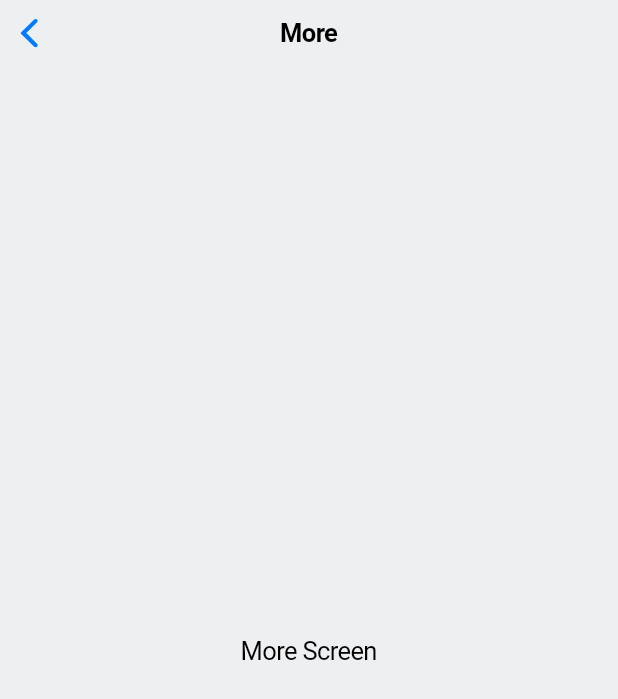
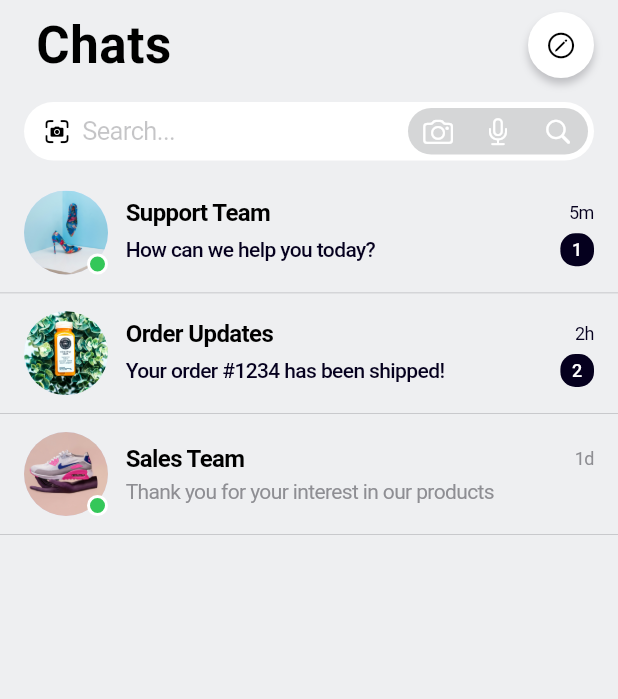
Before and after one commit to AdamsEugene/aval-mobile, a Flutter app: the MoreScreen screen opened directly, on a phone screen of 412 x 824 dp. Shown: the top 699 px of the screen. Run offline on Flutter 3.47's test engine with Material 3 defaults, Android fonts, the phone set to English and light mode, and no system bars; network calls fail.

```diff
--- a/lib/screen/more_screen.dart
+++ b/lib/screen/more_screen.dart
@@ -1,16 +1,130 @@
+// lib/screens/more_screen.dart
+import 'package:e_commerce_app/screen/chat/chat_details_screen.dart';
+import 'package:e_commerce_app/widgets/chat/chat_list_item.dart';
 import 'package:flutter/cupertino.dart';
+import 'package:e_commerce_app/models/chat_models.dart';
+import 'package:e_commerce_app/widgets/shared/main_header.dart';
+import 'package:e_commerce_app/widgets/shared/main_search_bar.dart';
 
 class MoreScreen extends StatelessWidget {
   const MoreScreen({super.key});
 
+  // Sample data - replace with your actual data source
+  static final List<ChatConversation> _conversations = [
+    ChatConversation(
+      id: '1',
+      name: 'Support Team',
+      lastMessage: 'How can we help you today?',
+      lastMessageTime: DateTime.now().subtract(const Duration(minutes: 5)),
+      avatar: 'assets/images/c.jpg',
+      isOnline: true,
+      unreadCount: 1,
+    ),
+    ChatConversation(
+      id: '2',
+      name: 'Order Updates',
+      lastMessage: 'Your order #1234 has been shipped!',
+      lastMessageTime: DateTime.now().subtract(const Duration(hours: 2)),
+      avatar: 'assets/images/d.jpg',
+      unreadCount: 2,
+    ),
+    ChatConversation(
+      id: '3',
+      name: 'Sales Team',
+      lastMessage: 'Thank you for your interest in our products',
+      lastMessageTime: DateTime.now().subtract(const Duration(days: 1)),
+      avatar: 'assets/images/a.jpg',
+      isOnline: true,
+    ),
+  ];
+
+  Widget _buildHeader(BuildContext context) {
+    return MainHeader(
+      leading: Row(
+        children: [
+          const SizedBox(width: 8),
+          Text(
+            'Chats',
+            style: CupertinoTheme.of(context).textTheme.navLargeTitleTextStyle,
+          ),
+        ],
+      ),
+      actions: [
+        HeaderAction(
+          icon: CupertinoIcons.pencil_circle,
+          onPressed: () {
+            // Handle new chat
+          },
+        ),
+      ],
+    );
+  }
+
   @override
   Widget build(BuildContext context) {
-    return const CupertinoPageScaffold(
-      navigationBar: CupertinoNavigationBar(
-        middle: Text('More'),
-      ),
-      child: Center(
-        child: Text('More Screen'),
+    return CupertinoPageScaffold(
+      backgroundColor: const Color(0xFFEEEFF1),
+      child: SafeArea(
+        child: CustomScrollView(
+          slivers: [
+            _buildHeader(context),
+            const MainSearchBar(),
+            if (_conversations.isEmpty)
+              const SliverFillRemaining(
+                child: Center(
+                  child: Column(
+                    mainAxisAlignment: MainAxisAlignment.center,
+                    children: [
+                      Icon(
+                        CupertinoIcons.chat_bubble_2,
+                        size: 64,
+                        color: CupertinoColors.systemGrey,
+                      ),
+                      SizedBox(height: 16),
+                      Text(
+                        'No conversations yet',
+                        style: TextStyle(
+                          fontSize: 18,
+                          fontWeight: FontWeight.w600,
+                        ),
+                      ),
+                      SizedBox(height: 8),
+                      Text(
+                        'Start a new chat to get help',
+                        style: TextStyle(
+                          color: CupertinoColors.systemGrey,
+                        ),
+                      ),
+                    ],
+                  ),
+                ),
+              )
+            else
+              SliverList(
+                delegate: SliverChildBuilderDelegate(
+                  (context, index) {
+                    final conversation = _conversations[index];
+                    return Padding(
+                      padding: const EdgeInsets.symmetric(horizontal: 0),
+                      child: ChatListItem(
+                        conversation: conversation,
+                        onTap: () {
+                          Navigator.of(context, rootNavigator: true).push(
+                            CupertinoPageRoute(
+                              builder: (context) => ChatDetailsScreen(
+                                conversation: conversation,
+                              ),
+                            ),
+                          );
+                        },
+                      ),
+                    );
+                  },
+                  childCount: _conversations.length,
+                ),
+              ),
+          ],
+        ),
       ),
     );
   }
--- a/lib/widgets/home/home_content.dart
+++ b/lib/widgets/home/home_content.dart
@@ -53,9 +53,9 @@ class _HomeContentState extends State<HomeContent> {
                     'Beauty & Care',
                   ],
                 ),
-                // const SliverToBoxAdapter(child: SizedBox(height: 24)),
+                const SliverToBoxAdapter(child: SizedBox(height: 24)),
                 const ServiceFeatures(),
-                // const SliverToBoxAdapter(child: SizedBox(height: 24)),
+                const SliverToBoxAdapter(child: SizedBox(height: 24)),
                 const ProductCarousel(
                   isPromo: true,
                   ourChoice: false,
```
Also changed, not shown: lib/widgets/shared/certificates_drawer.dart (added, +457 -0 lines), lib/widgets/shared/service_features.dart (+39 -18 lines), assets/images/certs/Digi-Cert.png, assets/images/certs/Payment-Plan.png, assets/images/certs/Pre-owned.png, assets/images/certs/Trace-Cert.png, assets/images/certs/aval-choice.png, assets/images/certs/certified-Pre-owned.png, assets/images/certs/certified-refurb.png, assets/images/certs/protect-cert.png, assets/images/certs/refurb.png.
